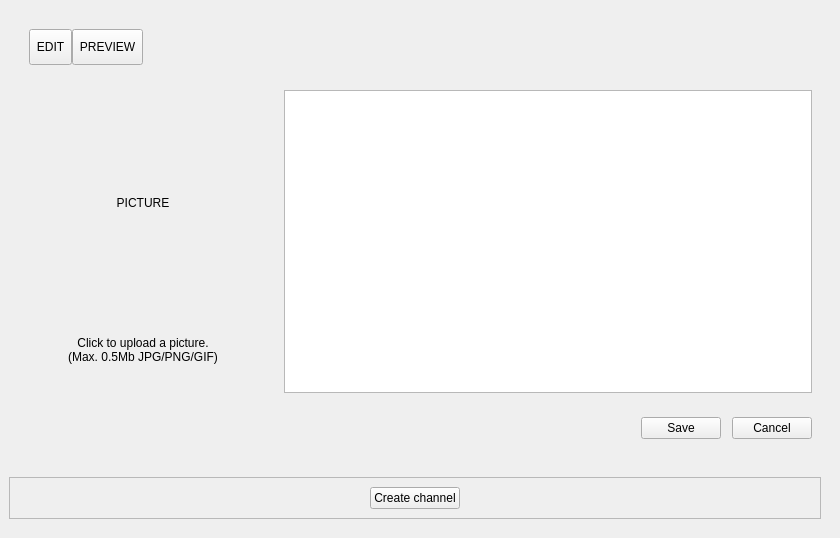
This is src/tribler-gui/tribler_gui/qt_resources/channel_description.ui in Tribler/tribler as Qt 5 draws it before an edit. The edited form follows.
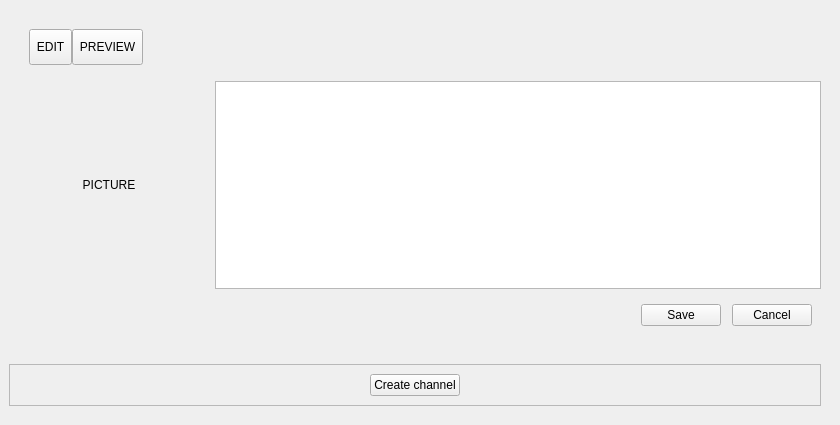
This is the edited form. Icons and pictures are not drawn. Custom widgets are drawn as their Qt base class.

Diff of the .ui file:
```diff
--- a/src/tribler-gui/tribler_gui/qt_resources/channel_description.ui
+++ b/src/tribler-gui/tribler_gui/qt_resources/channel_description.ui
@@ -7,7 +7,7 @@
     <x>0</x>
     <y>0</y>
     <width>840</width>
-    <height>538</height>
+    <height>425</height>
    </rect>
   </property>
   <property name="styleSheet">
@@ -189,133 +189,33 @@
        </widget>
       </item>
       <item>
-       <widget class="QStackedWidget" name="description_stacked_widget">
-        <property name="currentIndex">
-         <number>0</number>
-        </property>
-        <widget class="QWidget" name="edit_tab">
-         <layout class="QHBoxLayout" name="edit_layout">
+       <layout class="QHBoxLayout" name="horizontalLayout">
           <item>
-           <layout class="QVBoxLayout" name="verticalLayout_3">
-            <property name="topMargin">
-             <number>10</number>
-            </property>
-            <property name="rightMargin">
-             <number>10</number>
-            </property>
-            <property name="bottomMargin">
-             <number>33</number>
-            </property>
-            <item>
-             <widget class="QLabel" name="label">
-              <property name="minimumSize">
-               <size>
-                <width>250</width>
-                <height>200</height>
-               </size>
-              </property>
-              <property name="text">
-               <string>PICTURE</string>
-              </property>
-              <property name="scaledContents">
-               <bool>false</bool>
-              </property>
-              <property name="alignment">
-               <set>Qt::AlignCenter</set>
-              </property>
-             </widget>
-            </item>
-            <item>
-             <widget class="QLabel" name="label_2">
+         <widget class="QLabel" name="channel_picture">
               <property name="sizePolicy">
-               <sizepolicy hsizetype="Preferred" vsizetype="Fixed">
+           <sizepolicy hsizetype="Fixed" vsizetype="Fixed">
                 <horstretch>0</horstretch>
                 <verstretch>0</verstretch>
                </sizepolicy>
               </property>
               <property name="minimumSize">
                <size>
-                <width>0</width>
-                <height>48</height>
-               </size>
-              </property>
-              <property name="maximumSize">
-               <size>
-                <width>16777215</width>
-                <height>20</height>
-               </size>
-              </property>
-              <property name="text">
-               <string>Click to upload a picture.
-(Max. 0.5Mb JPG/PNG/GIF)</string>
-              </property>
-              <property name="alignment">
-               <set>Qt::AlignCenter</set>
-              </property>
-             </widget>
-            </item>
-           </layout>
-          </item>
-          <item>
-           <layout class="QVBoxLayout" name="verticalLayout_2">
-            <item>
-             <widget class="QTextEdit" name="edit_text_widget"/>
-            </item>
-           </layout>
-          </item>
-         </layout>
-        </widget>
-        <widget class="QWidget" name="preview_tab">
-         <layout class="QHBoxLayout" name="edit_layout">
-          <item>
-           <layout class="QVBoxLayout" name="verticalLayout_3">
-            <property name="topMargin">
-             <number>10</number>
-            </property>
-            <property name="rightMargin">
-             <number>10</number>
-            </property>
-            <property name="bottomMargin">
-             <number>33</number>
-            </property>
-            <item>
-             <widget class="QLabel" name="label">
-              <property name="minimumSize">
-               <size>
-                <width>250</width>
+            <width>200</width>
                 <height>200</height>
                </size>
               </property>
               <property name="text">
                <string>PICTURE</string>
               </property>
-              <property name="scaledContents">
-               <bool>false</bool>
-              </property>
               <property name="alignment">
                <set>Qt::AlignCenter</set>
               </property>
              </widget>
             </item>
-           </layout>
-          </item>
           <item>
-           <layout class="QVBoxLayout" name="verticalLayout_2">
-            <item>
-             <widget class="QTextEdit" name="preview_text_widget">
-              <property name="readOnly">
-               <bool>true</bool>
-              </property>
-             </widget>
-            </item>
-            <item>
-             <layout class="QHBoxLayout" name="horizontalLayout_2"/>
-            </item>
-           </layout>
-          </item>
-         </layout>
-        </widget>
-       </widget>
+         <widget class="QTextEdit" name="description_text_widget"/>
+        </item>
+       </layout>
       </item>
       <item>
        <widget class="QWidget" name="bottom_buttons_container" native="true">
```
Lines whose indentation alone changed are shown as unchanged.
